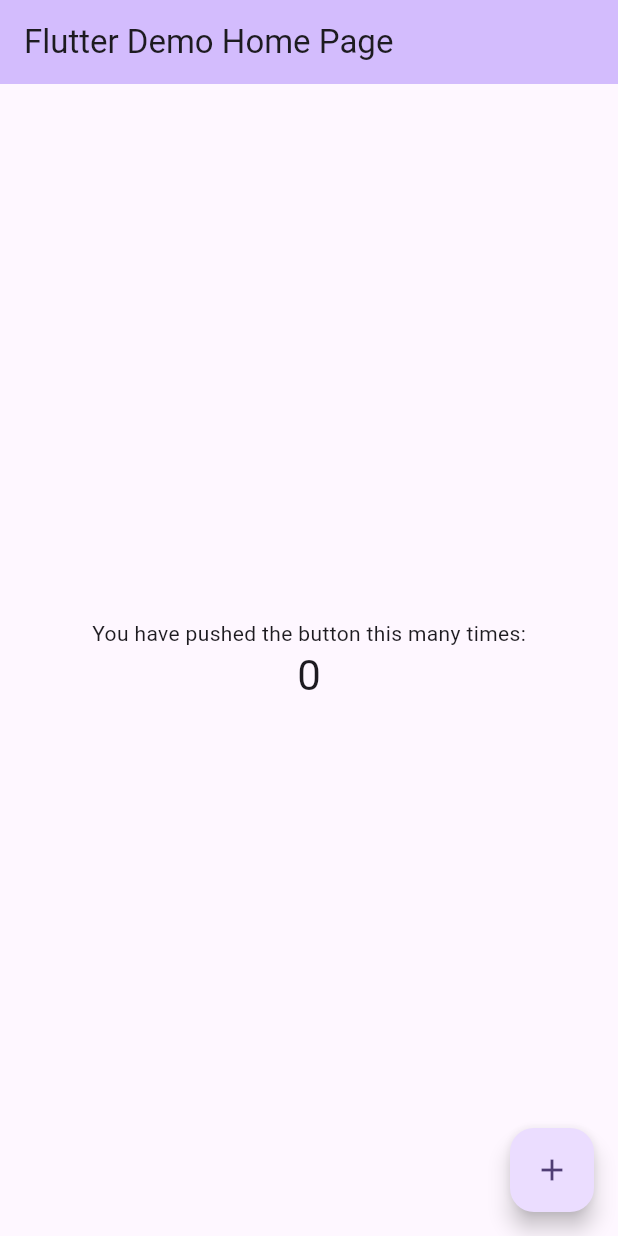
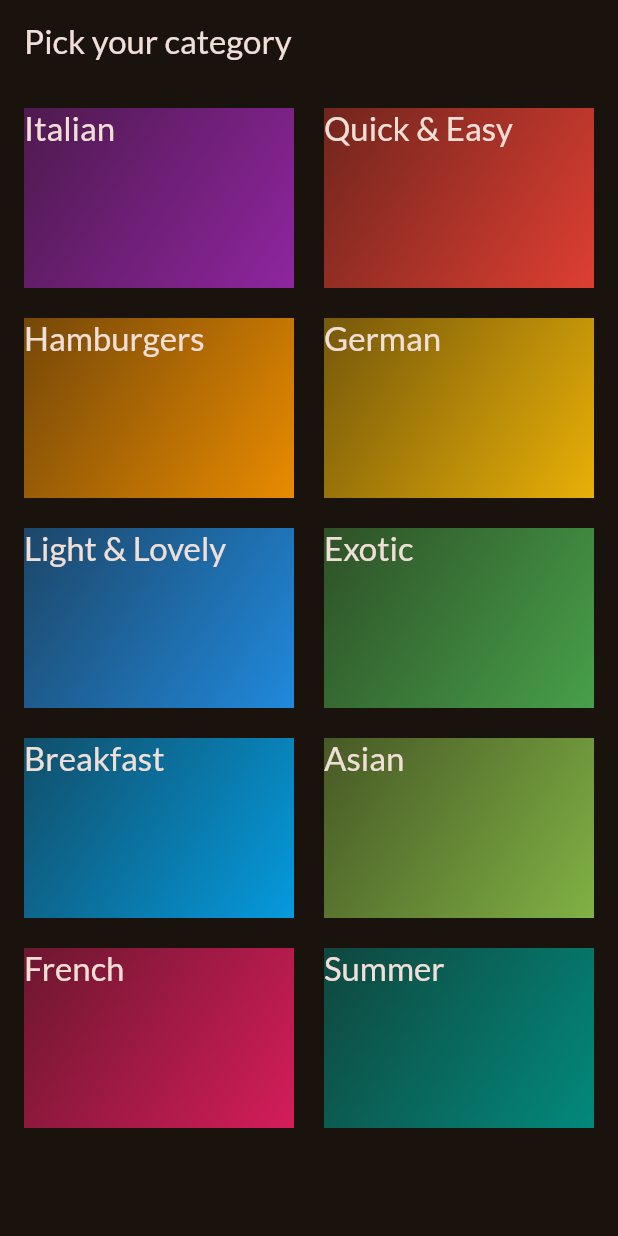
Before and after one commit to Suvisuttikasame/flutter-lab, a Flutter app: the screen it shows after launch, on a phone screen of 412 x 824 dp. Run offline on Flutter 3.47's test engine with Material 3 defaults, Android fonts, the phone set to English and light mode, and no system bars; our stand-ins replace google_fonts.

Commit message:
- [feat] add grid view item + style

```diff
--- /dev/null
+++ b/meal_app/lib/data/dummy_data.dart
@@ -0,0 +1,55 @@
+import 'package:flutter/material.dart';
+import 'package:meal_app/model/category.dart';
+
+const availableCategories = [
+  Category(
+    id: 'c1',
+    title: 'Italian',
+    color: Colors.purple,
+  ),
+  Category(
+    id: 'c2',
+    title: 'Quick & Easy',
+    color: Colors.red,
+  ),
+  Category(
+    id: 'c3',
+    title: 'Hamburgers',
+    color: Colors.orange,
+  ),
+  Category(
+    id: 'c4',
+    title: 'German',
+    color: Colors.amber,
+  ),
+  Category(
+    id: 'c5',
+    title: 'Light & Lovely',
+    color: Colors.blue,
+  ),
+  Category(
+    id: 'c6',
+    title: 'Exotic',
+    color: Colors.green,
+  ),
+  Category(
+    id: 'c7',
+    title: 'Breakfast',
+    color: Colors.lightBlue,
+  ),
+  Category(
+    id: 'c8',
+    title: 'Asian',
+    color: Colors.lightGreen,
+  ),
+  Category(
+    id: 'c9',
+    title: 'French',
+    color: Colors.pink,
+  ),
+  Category(
+    id: 'c10',
+    title: 'Summer',
+    color: Colors.teal,
+  ),
+];
--- a/meal_app/lib/main.dart
+++ b/meal_app/lib/main.dart
@@ -1,4 +1,6 @@
 import 'package:flutter/material.dart';
+import 'package:google_fonts/google_fonts.dart';
+import 'package:meal_app/screens/categories_screen.dart';
 
 void main() {
   runApp(const MyApp());
@@ -11,7 +13,7 @@ class MyApp extends StatelessWidget {
   @override
   Widget build(BuildContext context) {
     return MaterialApp(
-      title: 'Flutter Demo',
+      title: 'Meal App',
       theme: ThemeData(
         // This is the theme of your application.
         //
@@ -28,98 +30,13 @@ class MyApp extends StatelessWidget {
         //
         // This works for code too, not just values: Most code changes can be
         // tested with just a hot reload.
-        colorScheme: ColorScheme.fromSeed(seedColor: Colors.deepPurple),
+        colorScheme: ColorScheme.fromSeed(
+            brightness: Brightness.dark,
+            seedColor: const Color.fromARGB(255, 176, 93, 34)),
+        textTheme: GoogleFonts.latoTextTheme(),
         useMaterial3: true,
       ),
-      home: const MyHomePage(title: 'Flutter Demo Home Page'),
+      home: const CategoriesScreen(),
     );
   }
 }
-
-class MyHomePage extends StatefulWidget {
-  const MyHomePage({super.key, required this.title});
-
-  // This widget is the home page of your application. It is stateful, meaning
-  // that it has a State object (defined below) that contains fields that affect
-  // how it looks.
-
-  // This class is the configuration for the state. It holds the values (in this
-  // case the title) provided by the parent (in this case the App widget) and
-  // used by the build method of the State. Fields in a Widget subclass are
-  // always marked "final".
-
-  final String title;
-
-  @override
-  State<MyHomePage> createState() => _MyHomePageState();
-}
-
-class _MyHomePageState extends State<MyHomePage> {
-  int _counter = 0;
-
-  void _incrementCounter() {
-    setState(() {
-      // This call to setState tells the Flutter framework that something has
-      // changed in this State, which causes it to rerun the build method below
-      // so that the display can reflect the updated values. If we changed
-      // _counter without calling setState(), then the build method would not be
-      // called again, and so nothing would appear to happen.
-      _counter++;
-    });
-  }
-
-  @override
-  Widget build(BuildContext context) {
-    // This method is rerun every time setState is called, for instance as done
-    // by the _incrementCounter method above.
-    //
-    // The Flutter framework has been optimized to make rerunning build methods
-    // fast, so that you can just rebuild anything that needs updating rather
-    // than having to individually change instances of widgets.
-    return Scaffold(
-      appBar: AppBar(
-        // TRY THIS: Try changing the color here to a specific color (to
-        // Colors.amber, perhaps?) and trigger a hot reload to see the AppBar
-        // change color while the other colors stay the same.
-        backgroundColor: Theme.of(context).colorScheme.inversePrimary,
-        // Here we take the value from the MyHomePage object that was created by
-        // the App.build method, and use it to set our appbar title.
-        title: Text(widget.title),
-      ),
-      body: Center(
-        // Center is a layout widget. It takes a single child and positions it
-        // in the middle of the parent.
-        child: Column(
-          // Column is also a layout widget. It takes a list of children and
-          // arranges them vertically. By default, it sizes itself to fit its
-          // children horizontally, and tries to be as tall as its parent.
-          //
-          // Column has various properties to control how it sizes itself and
-          // how it positions its children. Here we use mainAxisAlignment to
-          // center the children vertically; the main axis here is the vertical
-          // axis because Columns are vertical (the cross axis would be
-          // horizontal).
-          //
-          // TRY THIS: Invoke "debug painting" (choose the "Toggle Debug Paint"
-          // action in the IDE, or press "p" in the console), to see the
-          // wireframe for each widget.
-          mainAxisAlignment: MainAxisAlignment.center,
-          children: <Widget>[
-            const Text(
-              'You have pushed the button this many times:',
-            ),
-            Text(
-              '$_counter',
-              style: Theme.of(context).textTheme.headlineMedium,
-            ),
-          ],
-        ),
-      ),
-      floatingActionButton: FloatingActionButton(
-        onPressed: _incrementCounter,
-        tooltip: 'Increment',
-        child: const Icon(Icons.add),
-      ), // This trailing comma makes auto-formatting nicer for build methods.
-    );
-  }
-}
--- /dev/null
+++ b/meal_app/lib/model/category.dart
@@ -0,0 +1,13 @@
+import 'package:flutter/material.dart';
+
+class Category {
+  const Category({
+    required this.id,
+    required this.title,
+    required this.color,
+  });
+
+  final String id;
+  final String title;
+  final Color color;
+}
--- /dev/null
+++ b/meal_app/lib/screens/categories_screen.dart
@@ -0,0 +1,31 @@
+import 'package:flutter/material.dart';
+import 'package:meal_app/data/dummy_data.dart';
+import 'package:meal_app/widgets/category_item.dart';
+
+class CategoriesScreen extends StatelessWidget {
+  const CategoriesScreen({super.key});
+
+  @override
+  Widget build(BuildContext context) {
+    return Scaffold(
+      appBar: AppBar(
+        title: const Text('Pick your category'),
+      ),
+      body: Padding(
+        padding: const EdgeInsets.all(16.0),
+        child: GridView(
+          gridDelegate: const SliverGridDelegateWithFixedCrossAxisCount(
+            crossAxisCount: 2,
+            childAspectRatio: 1.5,
+            crossAxisSpacing: 20,
+            mainAxisSpacing: 20,
+          ),
+          children: [
+            for (final category in availableCategories)
+              CategoryItem(category: category)
+          ],
+        ),
+      ),
+    );
+  }
+}
--- /dev/null
+++ b/meal_app/lib/widgets/category_item.dart
@@ -0,0 +1,30 @@
+import 'package:flutter/material.dart';
+import 'package:meal_app/model/category.dart';
+
+class CategoryItem extends StatelessWidget {
+  const CategoryItem({super.key, required this.category});
+  final Category category;
+
+  @override
+  Widget build(BuildContext context) {
+    return DecoratedBox(
+      decoration: BoxDecoration(
+        gradient: LinearGradient(
+          colors: [
+            category.color.withOpacity(0.4),
+            category.color.withOpacity(0.9),
+          ],
+          begin: Alignment.topLeft,
+          end: Alignment.bottomRight,
+        ),
+      ),
+      child: Text(
+        category.title,
+        style: Theme.of(context)
+            .textTheme
+            .titleLarge!
+            .copyWith(color: Theme.of(context).colorScheme.onBackground),
+      ),
+    );
+  }
+}
--- a/meal_app/pubspec.yaml
+++ b/meal_app/pubspec.yaml
@@ -35,6 +35,7 @@ dependencies:
   # The following adds the Cupertino Icons font to your application.
   # Use with the CupertinoIcons class for iOS style icons.
   cupertino_icons: ^1.0.6
+  google_fonts: ^6.2.1
 
 dev_dependencies:
   flutter_test:
```
Also changed, not shown: meal_app/pubspec.lock, 7 other files.
